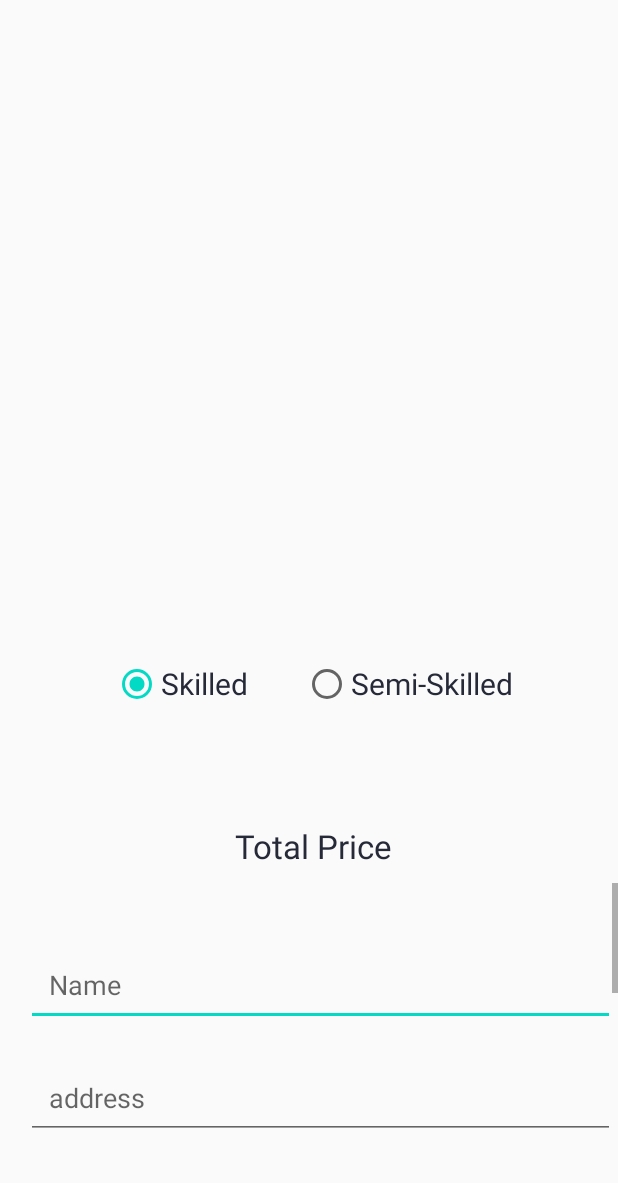
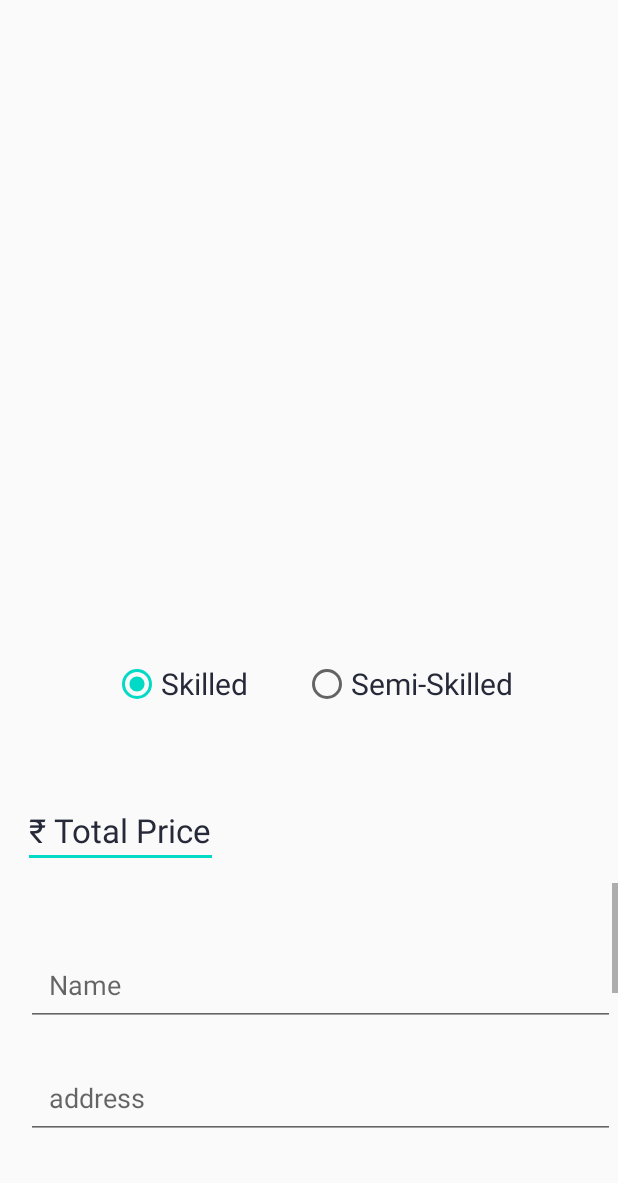
Before and after one commit to anuj3011/Accord---Project, an Android app: the OrderPage screen opened directly, with no data from a screen before it, on a phone screen of 412 x 824 dp, the part 53-1236 px from its top. Run offline under Robolectric (Android 15) with nearby library versions, the phone set to English and light mode, and no system bars; Roboto replaces fonts that are not available here.

```diff
--- a/Accord/app/src/main/res/layout/activity_order_page.xml
+++ b/Accord/app/src/main/res/layout/activity_order_page.xml
@@ -45,18 +45,17 @@
         android:textColor="@color/black1"
         android:textSize="20sp" />
 
-    <TextView
+    <EditText
         android:id="@+id/Price"
         android:layout_width="wrap_content"
         android:layout_height="wrap_content"
         android:layout_above="@+id/Scroll"
-        android:layout_alignStart="@+id/radioButton1"
-        android:layout_alignEnd="@+id/radioButton2"
-        android:layout_marginStart="0dp"
-        android:layout_marginEnd="0dp"
+        android:layout_alignParentStart="true"
+        android:layout_marginStart="15dp"
         android:layout_marginBottom="10dp"
+        android:editable="false"
         android:gravity="center_horizontal"
-        android:text="Total Price"
+        android:text="₹ Total Price"
         android:textColor="@color/black1"
         android:textSize="22sp" />
 
```
Also changed, not shown: Accord/app/src/main/java/com/example/accord/YourAccount/YourAccountFragment.java (+12 -1 lines), Accord/app/src/main/res/layout/fragment_youraccount.xml (+7 -0 lines).
